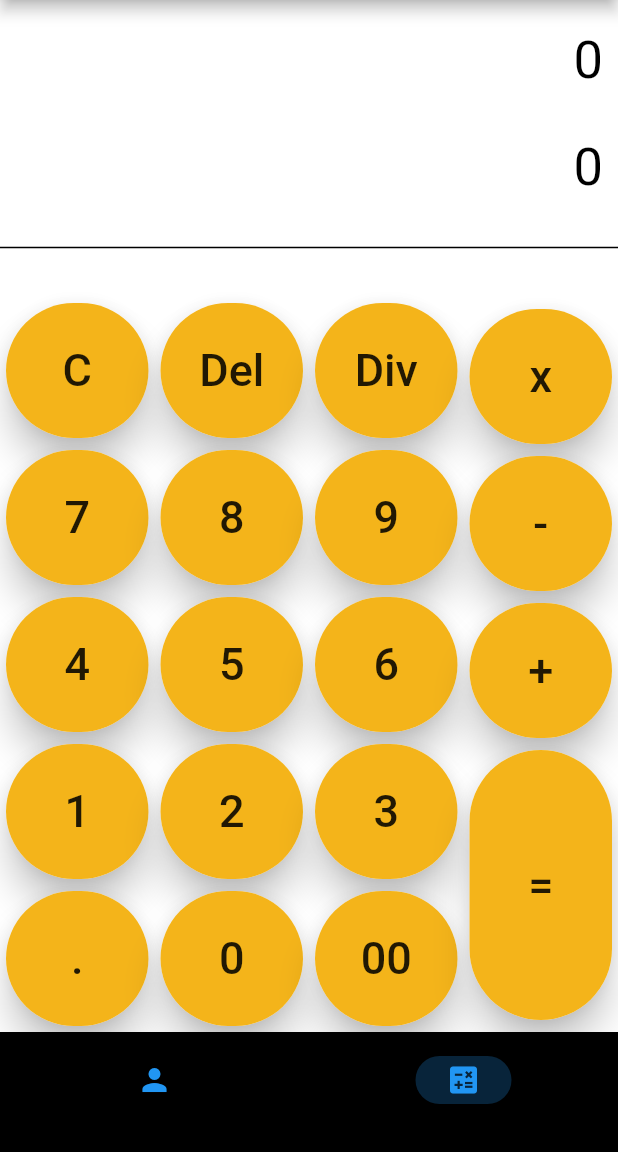
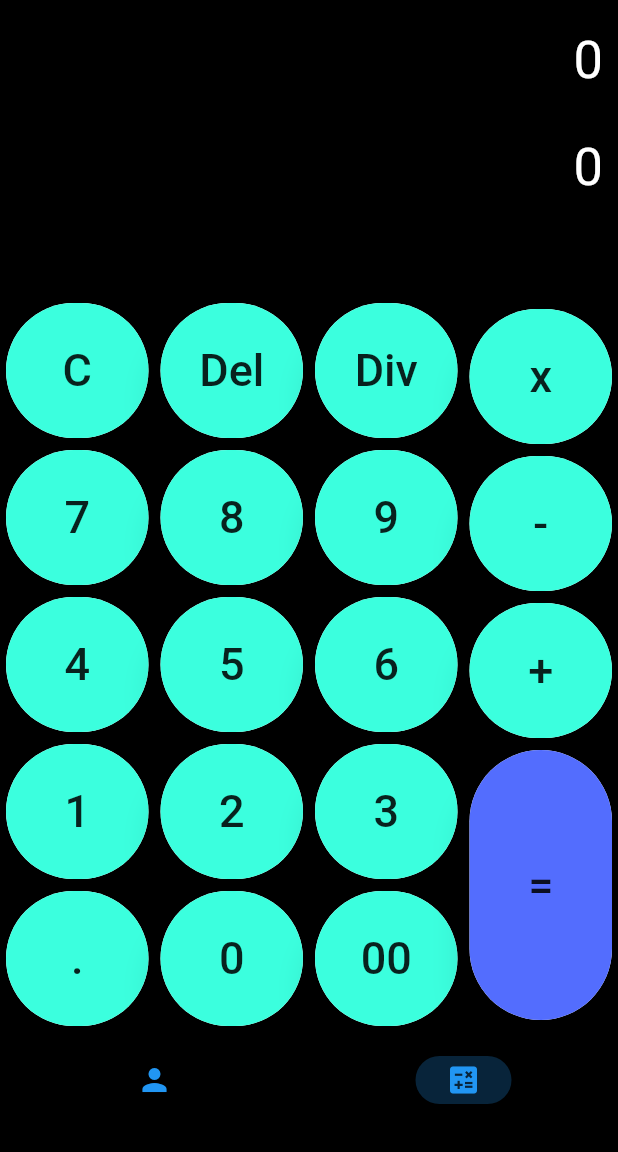
Before and after one commit to AyuTechLive/AyuCalc, a Flutter app: the screen it shows after launch, item 2 of the bottom bar chosen, on a phone screen of 412 x 824 dp, the part 84-1236 px from its top. Run offline on Flutter 3.47's test engine with Material 2 defaults, Android fonts, the phone set to English and light mode, and no system bars.

Commit message:
calci.dart

```diff
--- a/Calculator_AyushShahi_Ecell/calculator_ayushshahi_ecell/lib/calci.dart
+++ b/Calculator_AyushShahi_Ecell/calculator_ayushshahi_ecell/lib/calci.dart
@@ -11,14 +11,12 @@ class _CalciState extends State<Calci> {
   String equation = "0";
   String result = "0";
   String expression = "";
-  Color yellow = const Color(0xfff4b41A);
+  Color yellow = Color.fromARGB(255, 59, 255, 222);
   Color orange = const Color(0xfff143d59);
-  Color blue = const Color(0xfff49f1c);
+  Color blue = Colors.indigoAccent;
 
   calcbutn(String btntxt) {
-    setState(() {
-
-    });
+    setState(() {});
   }
 
   Widget calcibutn(String btntxt, double btnhtg, Color btnclr) {
@@ -45,7 +43,7 @@ class _CalciState extends State<Calci> {
   @override
   Widget build(BuildContext context) {
     return Scaffold(
-      backgroundColor: Color.fromARGB(255, 255, 255, 255),
+      backgroundColor: Colors.black,
       appBar: AppBar(
         title: const Text('AyuCalc'),
         backgroundColor: Colors.black,
@@ -57,14 +55,14 @@ class _CalciState extends State<Calci> {
               padding: const EdgeInsets.fromLTRB(10, 20, 10, 0),
               child: Text(
                 equation,
-                style: const TextStyle(fontSize: 35, color: Colors.black),
+                style: const TextStyle(fontSize: 35, color: Colors.white),
               )),
           Container(
               alignment: Alignment.centerRight,
               padding: const EdgeInsets.fromLTRB(10, 30, 10, 0),
               child: Text(
                 result,
-                style: const TextStyle(fontSize: 35, color: Colors.black),
+                style: const TextStyle(fontSize: 35, color: Colors.white),
               )),
           const Expanded(
             child: Divider(
@@ -121,7 +119,7 @@ class _CalciState extends State<Calci> {
                       calcibutn("+", 1, yellow),
                     ]),
                     TableRow(children: [
-                      calcibutn("=", 2, yellow),
+                      calcibutn("=", 2, blue),
                     ])
                   ],
                 ),
```
